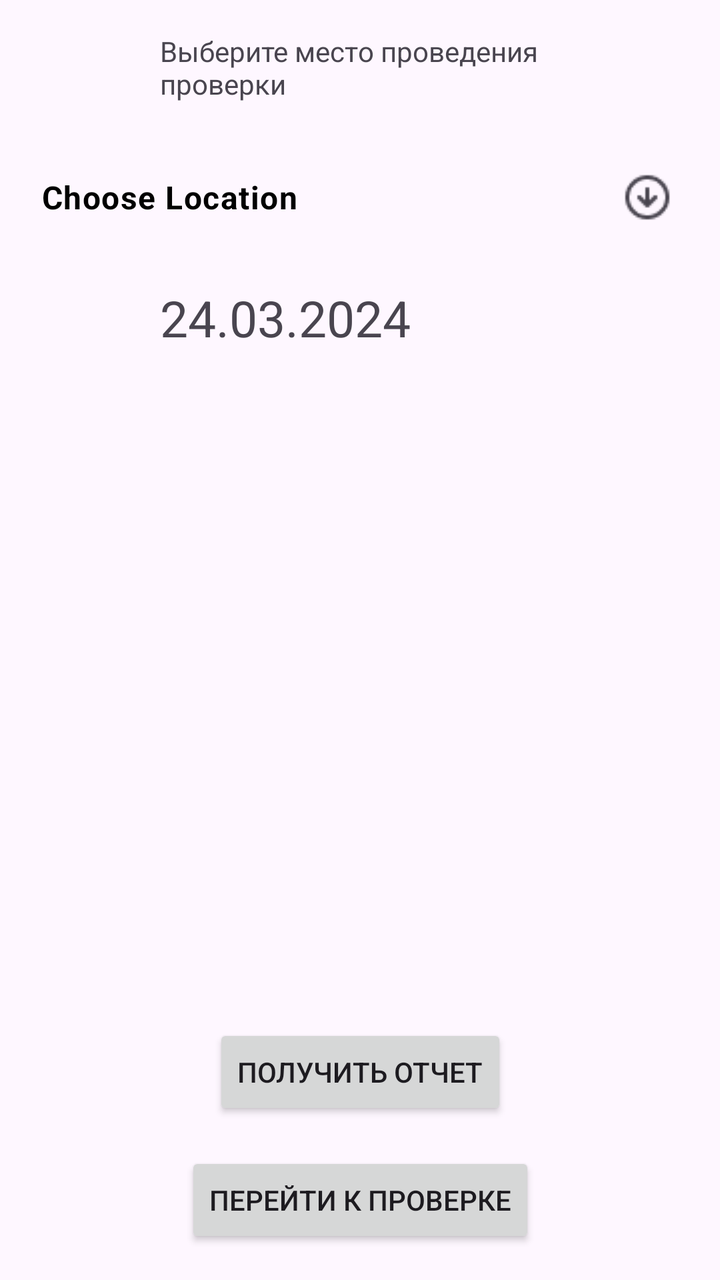
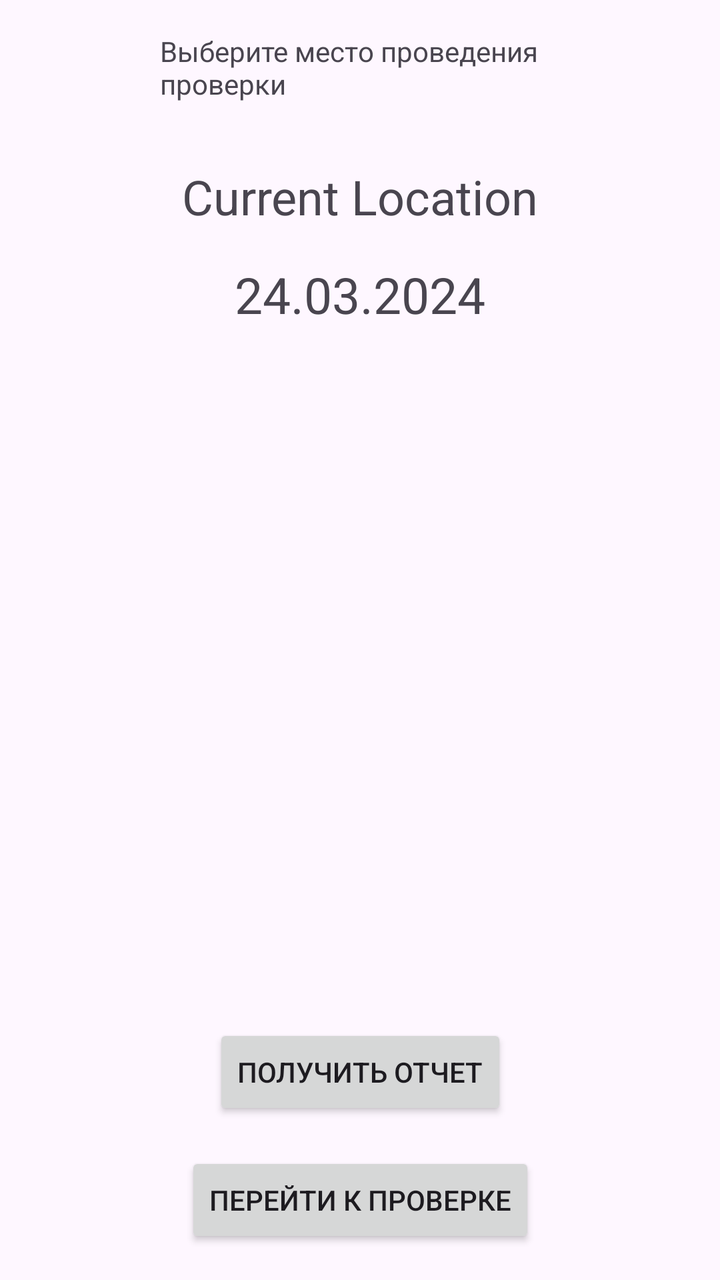

An Android layout rendered at two revisions. The XML below is the earlier revision; the diff shows what the commit changed to produce the second picture.
<!-- AndroidManifest.xml: application theme Theme.RecyclerView -->
<!-- res/layout/activity_location.xml -->
<?xml version="1.0" encoding="utf-8"?>
<androidx.constraintlayout.widget.ConstraintLayout xmlns:android="http://schemas.android.com/apk/res/android"
    xmlns:app="http://schemas.android.com/apk/res-auto"
    xmlns:tools="http://schemas.android.com/tools"
    android:layout_width="match_parent"
    android:layout_height="match_parent"
    tools:context=".LocationActivity">

    <TextView
        android:id="@+id/textView"
        android:layout_width="200dp"
        android:layout_height="50dp"
        android:layout_marginTop="16dp"
        android:text="Выберите место проведения проверки"
        app:layout_constraintEnd_toEndOf="parent"
        app:layout_constraintStart_toStartOf="parent"
        app:layout_constraintTop_toTopOf="parent" />

    <com.google.android.material.textfield.TextInputLayout
        android:id="@+id/textInputLayout"
        style="@style/Widget.Material3.TextInputLayout.OutlinedBox.Dense.ExposedDropdownMenu"
        android:layout_width="335dp"
        android:layout_height="60dp"
        app:boxStrokeWidth="0dp"
        app:boxStrokeWidthFocused="0dp"
        app:endIconDrawable="@drawable/arrow_down"
        app:layout_constraintEnd_toEndOf="parent"
        app:layout_constraintStart_toStartOf="parent"
        app:layout_constraintTop_toBottomOf="@+id/textView">

        <AutoCompleteTextView
            android:id="@+id/locationList"
            android:layout_width="match_parent"
            android:layout_height="match_parent"
            android:paddingLeft="8dp"
            android:text="Choose Location"
            android:textColor="@color/black"
            android:textSize="16dp"
            android:textStyle="bold" />

    </com.google.android.material.textfield.TextInputLayout>

    <TextView
        android:id="@+id/timeView"
        android:layout_width="200dp"
        android:layout_height="50dp"
        android:text="24.03.2024"
        android:textSize="25sp"
        android:layout_marginTop="16dp"
        app:layout_constraintEnd_toEndOf="parent"
        app:layout_constraintStart_toStartOf="parent"
        app:layout_constraintTop_toBottomOf="@+id/textInputLayout" />

    <Button
        android:id="@+id/get_report"
        android:layout_width="wrap_content"
        android:layout_height="wrap_content"
        android:layout_marginBottom="16dp"
        android:text="Получить отчет"
        app:layout_constraintBottom_toTopOf="@+id/btn_go_check"
        app:layout_constraintEnd_toEndOf="parent"
        app:layout_constraintStart_toStartOf="parent" />

    <Button
        android:id="@+id/btn_go_check"
        android:layout_width="wrap_content"
        android:layout_height="wrap_content"
        android:layout_marginBottom="16dp"
        android:text="Перейти к проверке"
        app:layout_constraintBottom_toBottomOf="parent"
        app:layout_constraintEnd_toEndOf="parent"
        app:layout_constraintStart_toStartOf="parent" />

    <TextView
        android:id="@+id/report"
        android:layout_width="0dp"
        android:layout_height="0dp"
        android:layout_marginStart="16dp"
        android:layout_marginEnd="16dp"
        android:text=""
        app:layout_constraintBottom_toTopOf="@+id/get_report"
        app:layout_constraintEnd_toEndOf="parent"
        app:layout_constraintStart_toStartOf="parent"
        app:layout_constraintTop_toBottomOf="@+id/timeView" />

</androidx.constraintlayout.widget.ConstraintLayout>
<!-- resources referenced by this layout -->
<resources>
  <color name="black">#FF000000</color>
  <!-- drawable arrow_down: png bitmap (drawable, 409 bytes) -->
  <style name="Theme.RecyclerView" parent="Base.Theme.RecyclerView" />
  <style name="Base.Theme.RecyclerView" parent="Theme.Material3.DayNight.NoActionBar">
          
          
          <item name="windowActionBar">false</item>
          <item name="windowNoTitle">true</item>
          <item name="android:windowFullscreen">true</item>
      </style>
</resources>

<!-- the commit's change to res/layout/activity_location.xml (unified diff, before → after) -->
@@ -16,40 +16,27 @@
         app:layout_constraintStart_toStartOf="parent"
         app:layout_constraintTop_toTopOf="parent" />
 
-    <com.google.android.material.textfield.TextInputLayout
-        android:id="@+id/textInputLayout"
-        style="@style/Widget.Material3.TextInputLayout.OutlinedBox.Dense.ExposedDropdownMenu"
-        android:layout_width="335dp"
-        android:layout_height="60dp"
-        app:boxStrokeWidth="0dp"
-        app:boxStrokeWidthFocused="0dp"
-        app:endIconDrawable="@drawable/arrow_down"
+    <TextView
+        android:id="@+id/CurrentLocation"
+        android:layout_width="wrap_content"
+        android:layout_height="wrap_content"
+        android:layout_marginTop="16dp"
+        android:text="Current Location"
+        android:textSize="24sp"
         app:layout_constraintEnd_toEndOf="parent"
         app:layout_constraintStart_toStartOf="parent"
-        app:layout_constraintTop_toBottomOf="@+id/textView">
-
-        <AutoCompleteTextView
-            android:id="@+id/locationList"
-            android:layout_width="match_parent"
-            android:layout_height="match_parent"
-            android:paddingLeft="8dp"
-            android:text="Choose Location"
-            android:textColor="@color/black"
-            android:textSize="16dp"
-            android:textStyle="bold" />
-
-    </com.google.android.material.textfield.TextInputLayout>
+        app:layout_constraintTop_toBottomOf="@+id/textView" />
 
     <TextView
         android:id="@+id/timeView"
-        android:layout_width="200dp"
-        android:layout_height="50dp"
+        android:layout_width="wrap_content"
+        android:layout_height="wrap_content"
         android:text="24.03.2024"
         android:textSize="25sp"
         android:layout_marginTop="16dp"
         app:layout_constraintEnd_toEndOf="parent"
         app:layout_constraintStart_toStartOf="parent"
-        app:layout_constraintTop_toBottomOf="@+id/textInputLayout" />
+        app:layout_constraintTop_toBottomOf="@+id/CurrentLocation" />
 
     <Button
         android:id="@+id/get_report"
<!-- resource entries referenced after the edit -->
@@ -1,7 +1,5 @@
 <!-- resources referenced by this layout -->
 <resources>
-  <color name="black">#FF000000</color>
-  <!-- drawable arrow_down: png bitmap (drawable, 409 bytes) -->
   <style name="Theme.RecyclerView" parent="Base.Theme.RecyclerView" />
   <style name="Base.Theme.RecyclerView" parent="Theme.Material3.DayNight.NoActionBar">
           
